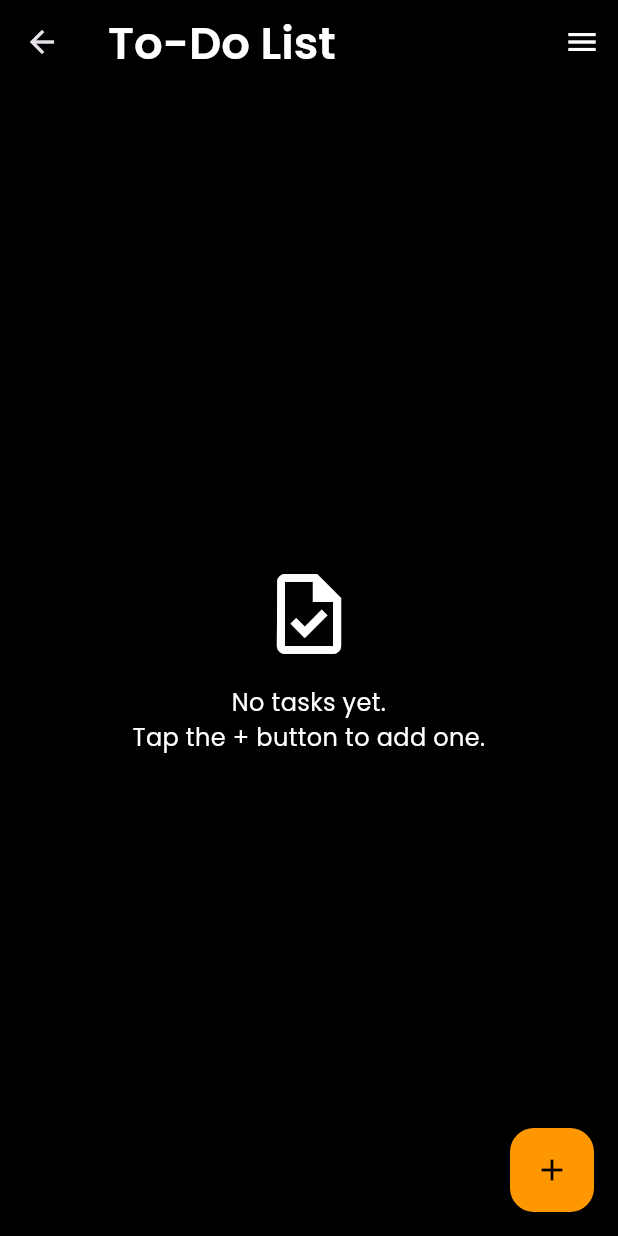
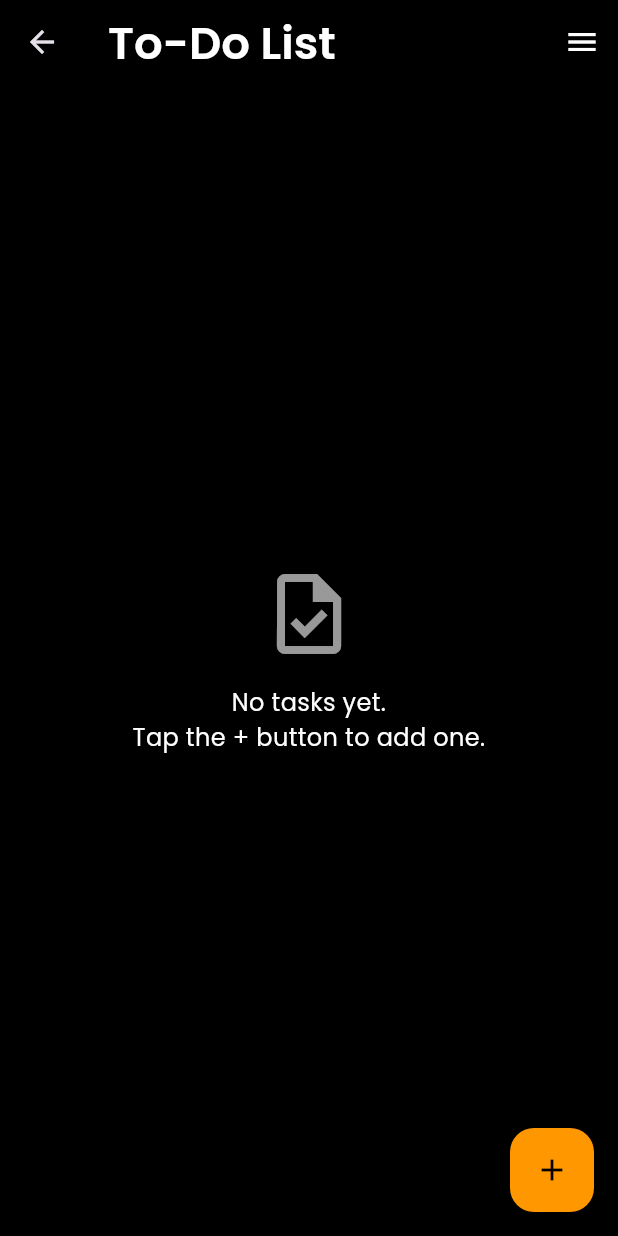
Before and after one commit to eljan123/novito-note-app, a Flutter app: the TodoListPage screen opened directly, on a phone screen of 412 x 824 dp. Run offline on Flutter 3.47's test engine with Material 3 defaults, Android fonts, the phone set to English and light mode, and no system bars.

Commit message:
added opacity

```diff
--- a/lib/screens/todo_list_page.dart
+++ b/lib/screens/todo_list_page.dart
@@ -94,7 +94,7 @@ class _TodoListPageState extends State<TodoListPage> with SingleTickerProviderSt
                   Icon(
                     Icons.task_outlined,
                     size: 64,
-                    color: Colors.white,
+                    color: Colors.white.withValues(alpha: 0.6),
                   ),
                   const SizedBox(height: 16),
                   Text(
```
